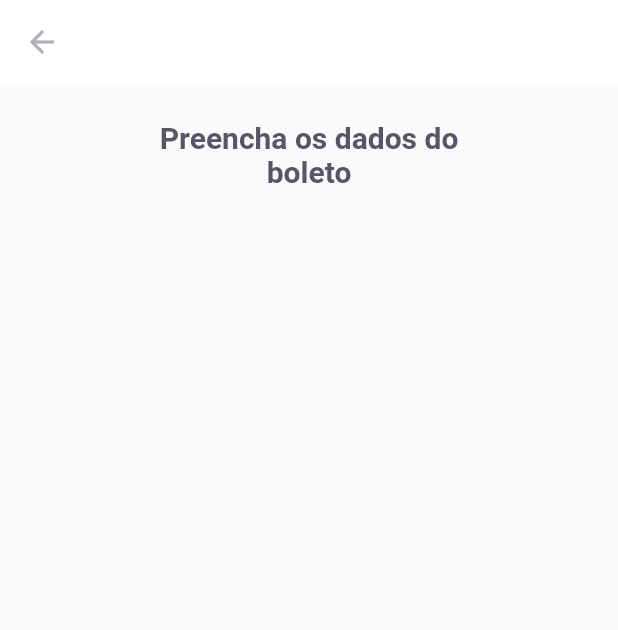
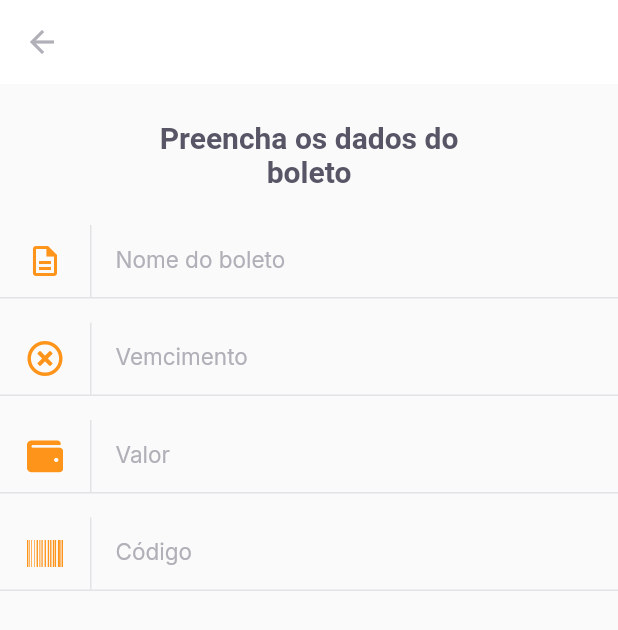
Before and after one commit to maiconm/payflow, a Flutter app: the InsertBilletPage screen opened by its route, on a phone screen of 412 x 824 dp. Shown: the top 630 px of the screen. Run offline on Flutter 3.47's test engine with Material 2 defaults, Android fonts, the phone set to English and light mode, and no system bars; our stand-ins replace camera, firebase_core, font_awesome_flutter, google_fonts, google_sign_in, image_picker and 1 more; missing offline and left inert: google_ml_kit; accounts and stored records are empty.

Commit message:
Insere InputTexts na tela de dados do boleto

```diff
--- a/lib/modules/insert_billet/insert_billet_page.dart
+++ b/lib/modules/insert_billet/insert_billet_page.dart
@@ -1,6 +1,8 @@
 import 'package:flutter/material.dart';
+import 'package:font_awesome_flutter/font_awesome_flutter.dart';
 import 'package:payflow/shared/themes/app_colors.dart';
 import 'package:payflow/shared/themes/app_text_styles.dart';
+import 'package:payflow/shared/widgets/input_text/input_text.dart';
 
 class InsertBilletPage extends StatelessWidget {
   const InsertBilletPage({ Key? key }) : super(key: key);
@@ -26,6 +28,22 @@ class InsertBilletPage extends StatelessWidget {
               textAlign: TextAlign.center,
             ),
           ),
+          InputText(
+            label: "Nome do boleto",
+            icon: Icons.description_outlined,
+          ),
+          InputText(
+            label: "Vemcimento",
+            icon: FontAwesomeIcons.timesCircle,
+          ),
+          InputText(
+            label: "Valor",
+            icon: FontAwesomeIcons.wallet,
+          ),
+          InputText(
+            label: "Código",
+            icon: FontAwesomeIcons.barcode,
+          ),
         ],
       ),
     );
```
